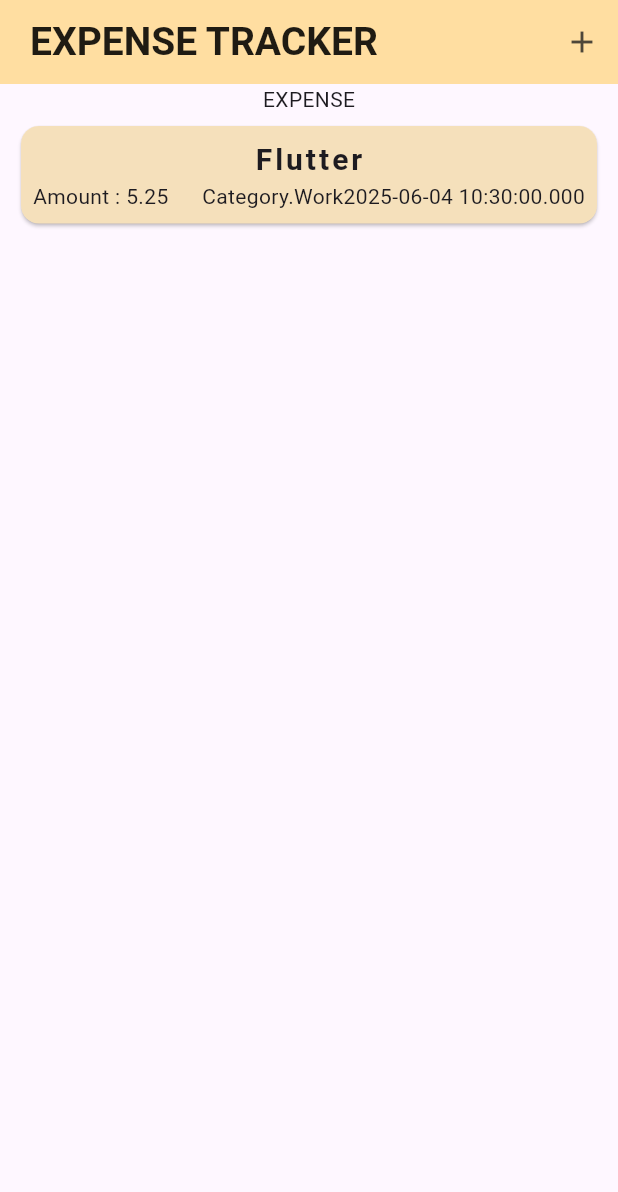
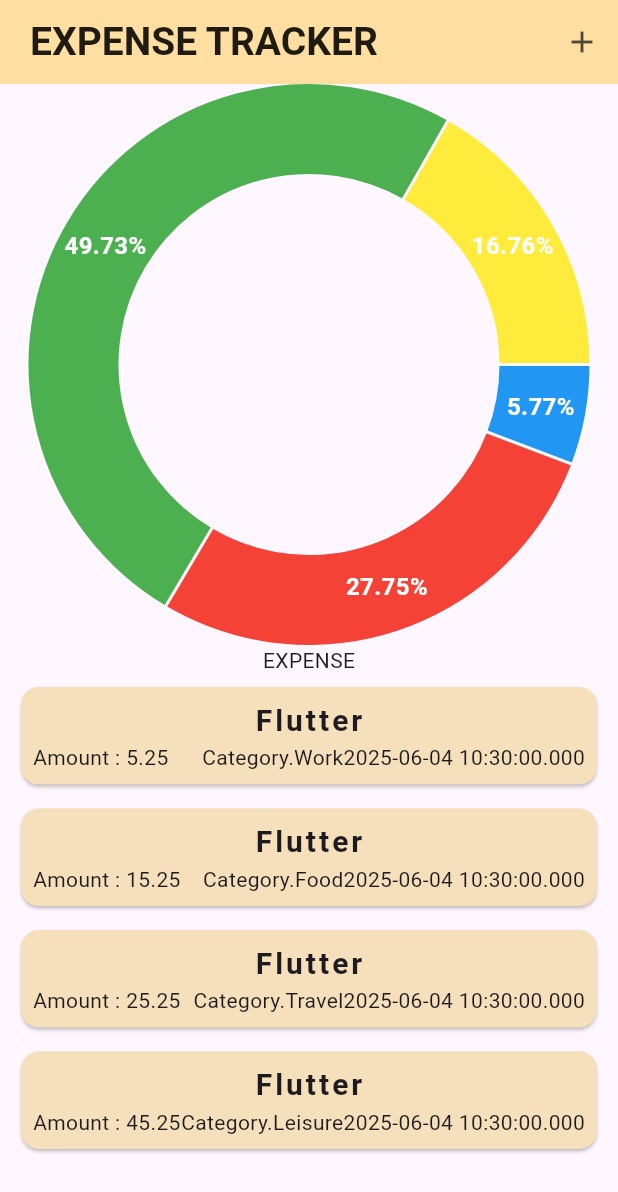
Before and after one commit to Sparsh261/ExpenseTracker, a Flutter app: the screen it shows after launch, on a phone screen of 412 x 824 dp. Shown: the top 1192 px of the screen. Run offline on Flutter 3.47's test engine with Material 3 defaults, Android fonts, the phone set to English and light mode, and no system bars; drawn by our look-alikes of fl_chart.

Commit message:
Added Pie chart

```diff
--- a/lib/ExpenseList.dart
+++ b/lib/ExpenseList.dart
@@ -1,44 +1,36 @@
-
 import 'package:expensetracker/ExpenseItemCard.dart';
 import 'package:expensetracker/Model/Expense.dart';
 import 'package:flutter/material.dart';
 
 class ExpenseList extends StatelessWidget {
-
   List<Expense> expenses;
 
   final void Function(Expense) onRemoveExpense;
 
-  ExpenseList({required this.expenses,
-    required this.onRemoveExpense,
-  });
+  ExpenseList({required this.expenses, required this.onRemoveExpense});
 
   @override
   Widget build(BuildContext context) {
-    if(expenses.length == 0){
-       return(
-      Text("NO Expenses", style: TextStyle(color: Colors.red),)
-    );
-    }
-    else{
-
-    return(
-      ListView.builder(
+    if (expenses.length == 0) {
+      return (Text("NO Expenses", style: TextStyle(color: Colors.red)));
+    } else {
+      return (Expanded(
+        child: (ListView.builder(
           itemCount: expenses.length,
-      itemBuilder: (context, index) => Dismissible(
+          itemBuilder:
+              (context, index) => Dismissible(
                 key: ValueKey(expenses[index]),
                 background: Container(
                   margin: EdgeInsets.symmetric(vertical: 8, horizontal: 10),
                   color: Theme.of(context).colorScheme.error,
-
                 ),
-            child: ExpenseItemCard(expense : expenses[index]),
+                child: ExpenseItemCard(expense: expenses[index]),
                 onDismissed: (direction) {
                   onRemoveExpense(expenses[index]);
                 },
               ),
-      )
-    );
+        )),
+      ));
     }
   }
 }
--- /dev/null
+++ b/lib/ExpensePieChart.dart
@@ -0,0 +1,78 @@
+import 'package:flutter/material.dart';
+import 'package:flutter/widgets.dart';
+import 'package:fl_chart/fl_chart.dart';
+import 'package:expensetracker/Model/Expense.dart';
+
+class ExpensePieChart extends StatelessWidget{
+
+  final List<Expense> expenses;
+
+  ExpensePieChart({required this.expenses});
+
+   Map<Category, double> getCategoryTotals() {
+    Map<Category, double> totals = {
+      Category.Food: 0,
+      Category.Leisure: 0,
+      Category.Travel: 0,
+      Category.Work: 0,
+    };
+
+    for (var expense in expenses) {
+      totals[expense.category] = totals[expense.category]! + expense.amount;
+    }
+
+    return totals;
+  }
+
+
+  @override
+  Widget build(BuildContext context) {
+
+    final categoryTotals = getCategoryTotals();
+    double sum = categoryTotals[Category.Work]! + categoryTotals[Category.Food]! + categoryTotals[Category.Leisure]! + categoryTotals[Category.Travel]!;
+    print((categoryTotals[Category.Work]!/sum)*100);
+
+      return(Container(
+              child: PieChart(
+                PieChartData(
+                  sectionsSpace: 2,
+                  // centerSpaceRadius: 40,
+                  sections: [
+                      PieChartSectionData(
+                      color: Colors.blue,
+                      value: (categoryTotals[Category.Work]!/sum)*100,
+                      title: ((categoryTotals[Category.Work]!/sum)*100).toStringAsFixed(2)+"%",
+                      radius: 60,
+                      titleStyle: TextStyle(
+                          fontSize: 16, fontWeight: FontWeight.bold, color: Colors.white),
+                    ),
+                      PieChartSectionData(
+                      color: Colors.red,
+                      value: (categoryTotals[Category.Travel]!/sum)*100,
+                      title: ((categoryTotals[Category.Travel]!/sum)*100).toStringAsFixed(2)+"%",
+                      radius: 60,
+                      titleStyle: TextStyle(
+                          fontSize: 16, fontWeight: FontWeight.bold, color: Colors.white),
+                    ),
+                      PieChartSectionData(
+                      color: Colors.green,
+                      value: (categoryTotals[Category.Leisure]!/sum)*100,
+                      title: ((categoryTotals[Category.Leisure]!/sum)*100).toStringAsFixed(2)+"%",
+                      radius: 60,
+                      titleStyle: TextStyle(
+                          fontSize: 16, fontWeight: FontWeight.bold, color: Colors.white),
+                    ),
+                      PieChartSectionData(
+                      color: Colors.yellow,
+                      value: (categoryTotals[Category.Food]!/sum)*100,
+                      title: ((categoryTotals[Category.Food]!/sum)*100).toStringAsFixed(2)+"%",
+                      radius: 60,
+                      titleStyle: TextStyle(
+                          fontSize: 16, fontWeight: FontWeight.bold, color: Colors.white),
+                    ),
+                  ],
+                ),
+              ),
+            ));
+  }
+}
--- a/lib/ExpenseTracker.dart
+++ b/lib/ExpenseTracker.dart
@@ -1,3 +1,4 @@
+import 'package:expensetracker/ExpensePieChart.dart';
 import 'package:expensetracker/NewExpense.dart';
 import 'package:expensetracker/ExpenseList.dart';
 import 'package:expensetracker/Model/Expense.dart';
@@ -18,6 +19,24 @@ class ExpensetrackerState extends State<ExpenseTracker> {
       amount: 5.25,
       date: DateTime.now(),
       category: Category.Work,
+    ),
+    Expense(
+      title: 'Flutter',
+      amount: 15.25,
+      date: DateTime.now(),
+      category: Category.Food,
+    ),
+    Expense(
+      title: 'Flutter',
+      amount: 25.25,
+      date: DateTime.now(),
+      category: Category.Travel,
+    ),
+    Expense(
+      title: 'Flutter',
+      amount: 45.25,
+      date: DateTime.now(),
+      category: Category.Leisure,
     ),
   ];
 
@@ -69,6 +88,10 @@ class ExpensetrackerState extends State<ExpenseTracker> {
       ),
       body: Column(
           children: [
+          Expanded(
+            // padding: const EdgeInsets.all(8.0),
+            child: ExpensePieChart(expenses: registeredExpenses),
+          ),
             Text('EXPENSE'),
             Expanded(
               child: ExpenseList(
--- a/lib/main.dart
+++ b/lib/main.dart
@@ -4,8 +4,6 @@ import 'ExpenseTracker.dart';
 var kColorScheme = ColorScheme.fromSeed(
   seedColor: Color.fromARGB(133, 241, 180, 8)
 );
-
-
 void main() {
   runApp(MaterialApp(
     theme: ThemeData().copyWith(
--- a/pubspec.yaml
+++ b/pubspec.yaml
@@ -36,6 +36,7 @@ dependencies:
   cupertino_icons: ^1.0.8
   uuid: ^4.5.1
   intl: ^0.20.2
+  fl_chart: ^1.0.0
 
 dev_dependencies:
   flutter_test:
```
Also changed, not shown: pubspec.lock. Lines whose indentation alone changed are shown as unchanged.
